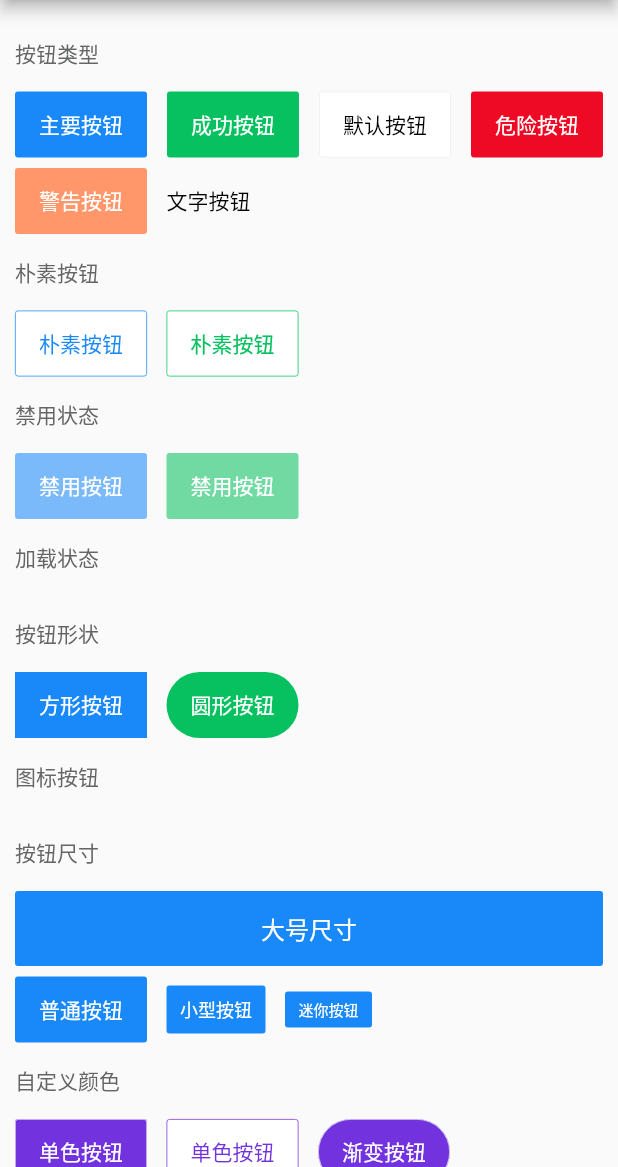
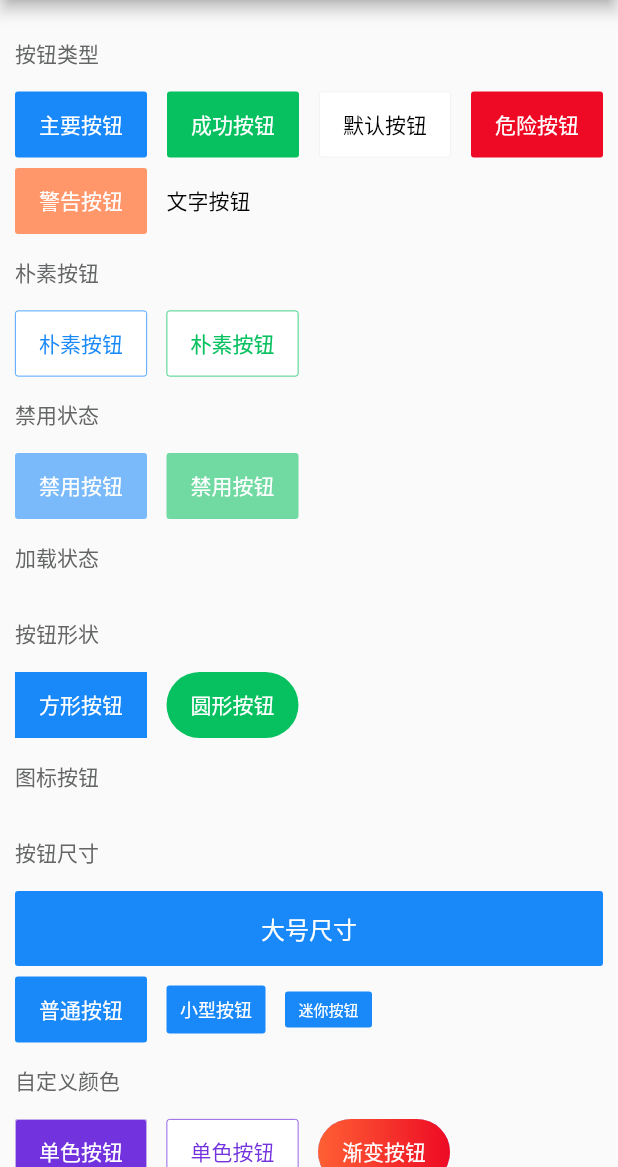
Before and after one commit to oblivioussing/vant_flutter, a Flutter app: the ButtonDemo screen opened directly, on a phone screen of 412 x 824 dp, the part 69-1236 px from its top. Run offline on Flutter 3.47's test engine with Material 2 defaults, Android fonts, the phone set to English and light mode, and no system bars.

Commit message:
渐变色

```diff
--- a/lib/demo/button.dart
+++ b/lib/demo/button.dart
@@ -236,6 +236,12 @@ class _ButtonDemoState extends State<ButtonDemo> {
         SizedBox(width: 13),
         ChantButton(
           backgroundColor: Color.fromRGBO(114, 50, 221, 1),
+          gradient: LinearGradient(
+            colors: [
+              Color.fromRGBO(255, 96, 52, 1),
+              Color.fromRGBO(238, 10, 36, 1),
+            ],
+          ),
           round: true,
           text: '渐变按钮',
           onPressed: () {},
--- a/lib/package/button/button.dart
+++ b/lib/package/button/button.dart
@@ -15,6 +15,7 @@ class ChantButton extends StatefulWidget {
     this.alignment = Alignment.center,
     this.borderRadius = ChantBorderSize.borderRadiusSm,
     this.backgroundColor = ChantColor.white,
+    this.gradient,
     this.color,
     this.fontColor = ChantColor.white,
     this.fontSize = ChantFontSize.md,
@@ -40,6 +41,7 @@ class ChantButton extends StatefulWidget {
   final Alignment alignment; // 对齐方式
   final double borderRadius; // 圆角
   final Color backgroundColor; // 背景颜色
+  final Gradient? gradient; // 渐变色
   final Color? color; // 按钮颜色
   final Color fontColor; // 文字颜色
   final double fontSize; // 文字大小
@@ -135,6 +137,12 @@ class _ChantButtonState extends State<ChantButton> {
         ),
         child: Container(
           alignment: widget.alignment,
+          decoration: BoxDecoration(
+            borderRadius: BorderRadius.circular(
+              borderRadius,
+            ),
+            gradient: widget.gradient,
+          ),
           child: Text(
             widget.text,
             style: TextStyle(
@@ -168,7 +176,6 @@ class _ChantButtonState extends State<ChantButton> {
         fontColor = ChantColor.black;
       }
     } else {
-      // 背景颜色
       backgroundColor = color;
     }
     // 普通按钮
```
